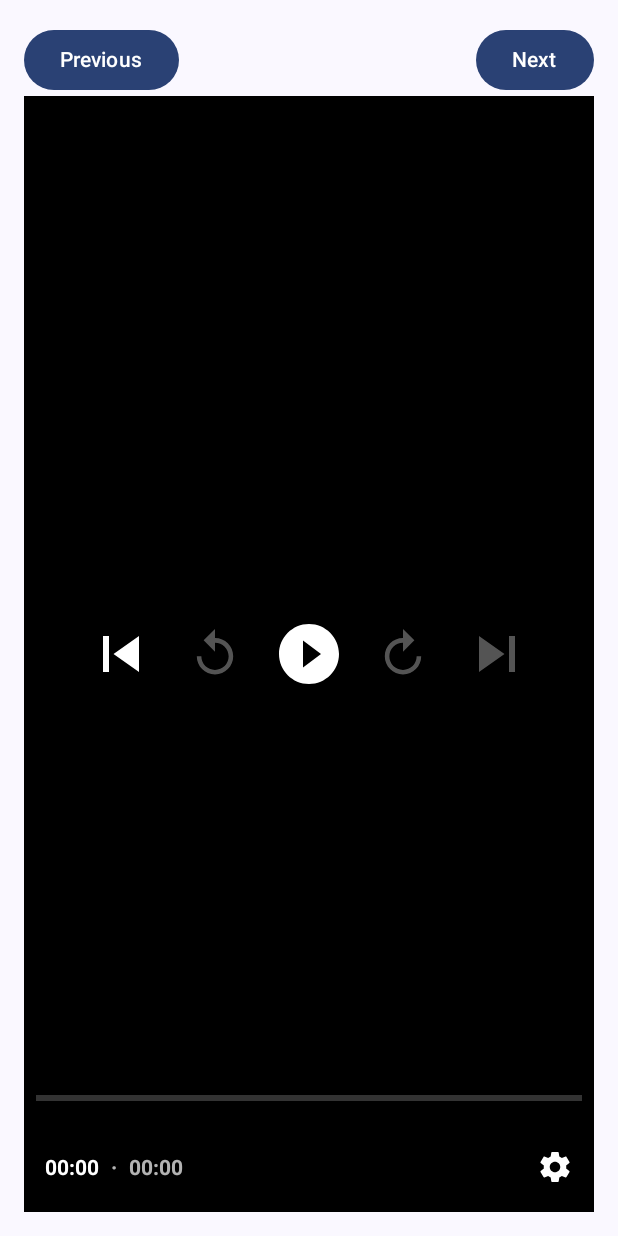
After one commit to dev-dwr/simple-filmweb, an Android app built with Jetpack Compose: the composable VideoList called with sample values from the repository, on a phone screen of 412 x 824 dp. The commit adds this screen. Run offline under Robolectric (Android 15) with nearby library versions, the phone set to English and light mode, and no system bars.

Commit message:
exercise 3 movie clips and trailers

```diff
--- a/app/build.gradle.kts
+++ b/app/build.gradle.kts
@@ -50,6 +50,8 @@ android {
 }
 
 dependencies {
+    implementation ("androidx.media3:media3-exoplayer:1.0.0-beta02")
+    implementation ("androidx.media3:media3-ui:1.0.0-beta02")
 
     implementation("androidx.core:core-ktx:1.9.0")
     implementation("androidx.lifecycle:lifecycle-runtime-ktx:2.6.1")
--- /dev/null
+++ b/app/src/main/java/com/pwr266521/jetpack/movie/composable/VideoList.kt
@@ -0,0 +1,50 @@
+package com.pwr266521.jetpack.movie.composable
+
+import androidx.compose.foundation.Image
+import androidx.compose.foundation.clickable
+import androidx.compose.foundation.layout.Arrangement
+import androidx.compose.foundation.layout.Box
+import androidx.compose.foundation.layout.Column
+import androidx.compose.foundation.layout.PaddingValues
+import androidx.compose.foundation.layout.Row
+import androidx.compose.foundation.layout.Spacer
+import androidx.compose.foundation.layout.fillMaxHeight
+import androidx.compose.foundation.layout.fillMaxSize
+import androidx.compose.foundation.layout.fillMaxWidth
+import androidx.compose.foundation.layout.padding
+import androidx.compose.foundation.layout.size
+import androidx.compose.foundation.layout.width
+import androidx.compose.foundation.lazy.LazyColumn
+import androidx.compose.foundation.lazy.LazyRow
+import androidx.compose.foundation.lazy.grid.GridCells
+import androidx.compose.foundation.lazy.grid.LazyVerticalGrid
+import androidx.compose.foundation.lazy.items
+import androidx.compose.material3.Text
+import androidx.compose.runtime.Composable
+import androidx.compose.runtime.getValue
+import androidx.compose.runtime.mutableStateOf
+import androidx.compose.runtime.remember
+import androidx.compose.runtime.setValue
+import androidx.compose.ui.Alignment
+import androidx.compose.ui.Modifier
+import androidx.compose.ui.res.painterResource
+import androidx.compose.ui.unit.dp
+import com.pwr266521.jetpack.movie.domain.Movie
+
+@Composable
+fun VideoList(movies: Movie) {
+    Column(
+        modifier = Modifier
+            .fillMaxWidth()
+            .fillMaxHeight()
+            .padding(16.dp),
+        horizontalAlignment = Alignment.CenterHorizontally,
+        verticalArrangement = Arrangement.Center
+    ){
+        VideoPlayer(
+            movies = movies.trailers,
+            initialTrailerIndex = 0
+        )
+    }
+
+}
--- /dev/null
+++ b/app/src/main/java/com/pwr266521/jetpack/movie/composable/VideoPlayer.kt
@@ -0,0 +1,113 @@
+package com.pwr266521.jetpack.movie.composable
+
+import android.content.Context
+import android.view.ViewGroup
+import android.widget.FrameLayout
+import androidx.compose.foundation.clickable
+import androidx.compose.foundation.layout.Arrangement
+import androidx.compose.foundation.layout.Box
+import androidx.compose.foundation.layout.Row
+import androidx.compose.foundation.layout.fillMaxHeight
+import androidx.compose.foundation.layout.fillMaxSize
+import androidx.compose.foundation.layout.fillMaxWidth
+import androidx.compose.foundation.layout.padding
+import androidx.compose.material.icons.Icons
+import androidx.compose.material.icons.filled.Close
+import androidx.compose.material3.Button
+import androidx.compose.material3.Icon
+import androidx.compose.material3.IconButton
+import androidx.compose.material3.Text
+import androidx.compose.runtime.Composable
+import androidx.compose.runtime.DisposableEffect
+import androidx.compose.runtime.LaunchedEffect
+import androidx.compose.runtime.getValue
+import androidx.compose.runtime.mutableStateOf
+import androidx.compose.runtime.remember
+import androidx.compose.runtime.setValue
+import androidx.compose.ui.Alignment
+import androidx.compose.ui.Modifier
+import androidx.compose.ui.platform.LocalContext
+import androidx.compose.ui.unit.dp
+import androidx.compose.ui.viewinterop.AndroidView
+import androidx.media3.common.MediaItem
+import androidx.media3.common.util.Util
+import androidx.media3.datasource.DefaultDataSourceFactory
+import androidx.media3.exoplayer.ExoPlayer
+import androidx.media3.exoplayer.source.MediaSource
+import androidx.media3.exoplayer.source.ProgressiveMediaSource
+import androidx.media3.ui.PlayerView
+
+
+@Composable
+fun VideoPlayer(
+    movies: List<Int>,
+    initialTrailerIndex: Int,
+) {
+    val context = LocalContext.current
+    var currentTrailerIndex by remember { mutableStateOf(initialTrailerIndex) }
+    val exoPlayer = remember {
+        ExoPlayer.Builder(context).build()
+    }.apply {
+        preparePlayerWithVideo(context, movies[currentTrailerIndex])
+    }
+
+    fun playVideoAtIndex(index: Int) {
+        if (index in movies.indices) {
+            currentTrailerIndex = index
+            exoPlayer.preparePlayerWithVideo(context, movies[index])
+        }
+    }
+
+    if(movies.size > 1){
+        Row(
+            modifier = Modifier.fillMaxWidth(),
+            horizontalArrangement = Arrangement.SpaceBetween
+        ) {
+            Button(onClick = { playVideoAtIndex(currentTrailerIndex - 1) }) {
+                Text("Previous")
+            }
+            Button(onClick = { playVideoAtIndex(currentTrailerIndex + 1) }) {
+                Text("Next")
+            }
+        }
+    }
+
+
+    Box(modifier = Modifier
+        .fillMaxWidth()
+        .fillMaxHeight()) {
+        AndroidView(
+            factory = { context ->
+                PlayerView(context).apply {
+                    player = exoPlayer
+                    useController = true
+                    layoutParams = FrameLayout.LayoutParams(
+                        ViewGroup.LayoutParams.MATCH_PARENT,
+                        ViewGroup.LayoutParams.MATCH_PARENT
+                    )
+                }
+            },
+            modifier = Modifier
+                .fillMaxSize()
+                .fillMaxHeight()
+        )
+    }
+
+    DisposableEffect(key1 = exoPlayer) {
+        onDispose {
+            exoPlayer.release()
+        }
+    }
+}
+@androidx.annotation.OptIn(androidx.media3.common.util.UnstableApi::class)
+private fun ExoPlayer.preparePlayerWithVideo(context: Context, videoResId: Int) {
+    val videoSource: MediaSource = ProgressiveMediaSource.Factory(
+        DefaultDataSourceFactory(
+            context,
+            Util.getUserAgent(context, "Simple Filmweb")
+        )
+    )
+        .createMediaSource(MediaItem.fromUri("android.resource://${context.packageName}/$videoResId"))
+    setMediaSource(videoSource)
+    prepare()
+}
--- a/app/src/main/java/com/pwr266521/jetpack/movie/domain/Movie.kt
+++ b/app/src/main/java/com/pwr266521/jetpack/movie/domain/Movie.kt
@@ -6,5 +6,6 @@ data class Movie(
     val duration: String,
     val description: String,
     val actors: List<Actor>,
-    val scenes: List<Int>
+    val scenes: List<Int>,
+    val trailers: List<Int>
 )
```
Also changed, not shown: app/src/main/java/com/pwr266521/jetpack/MovieDetailsActivity.kt (+18 -3 lines), app/src/main/java/com/pwr266521/jetpack/data/MOVIES.kt (+8 -4 lines), app/src/main/java/com/pwr266521/jetpack/movie/composable/ButtonsRows.kt (+50 -2 lines), 4 other files.
